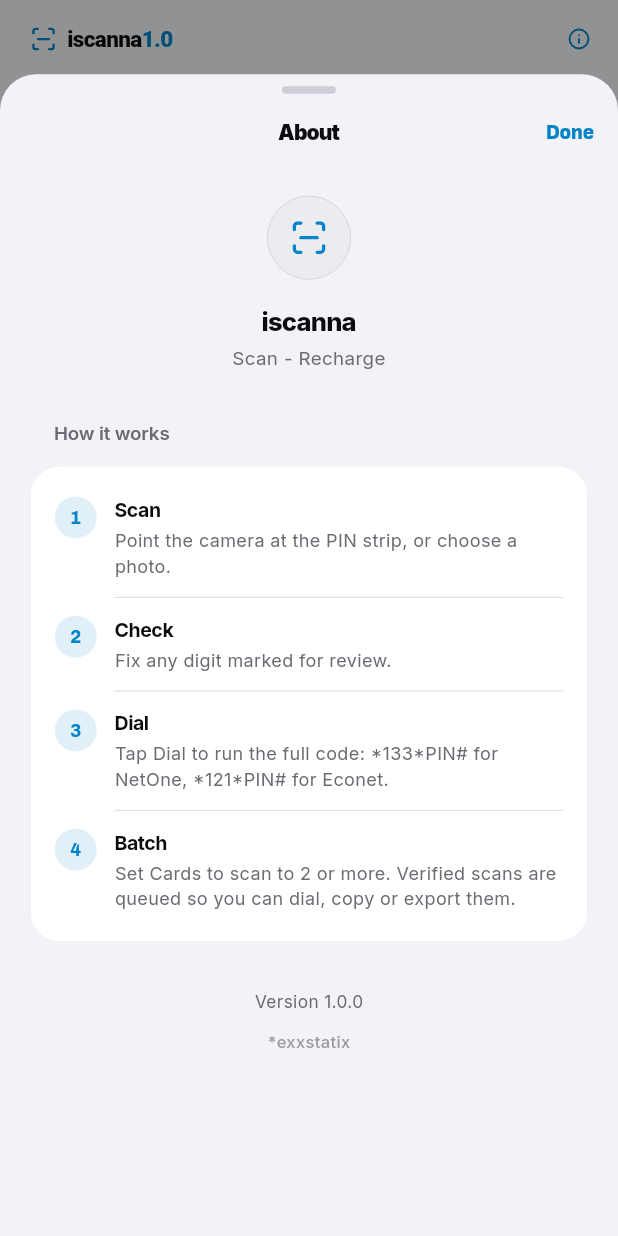
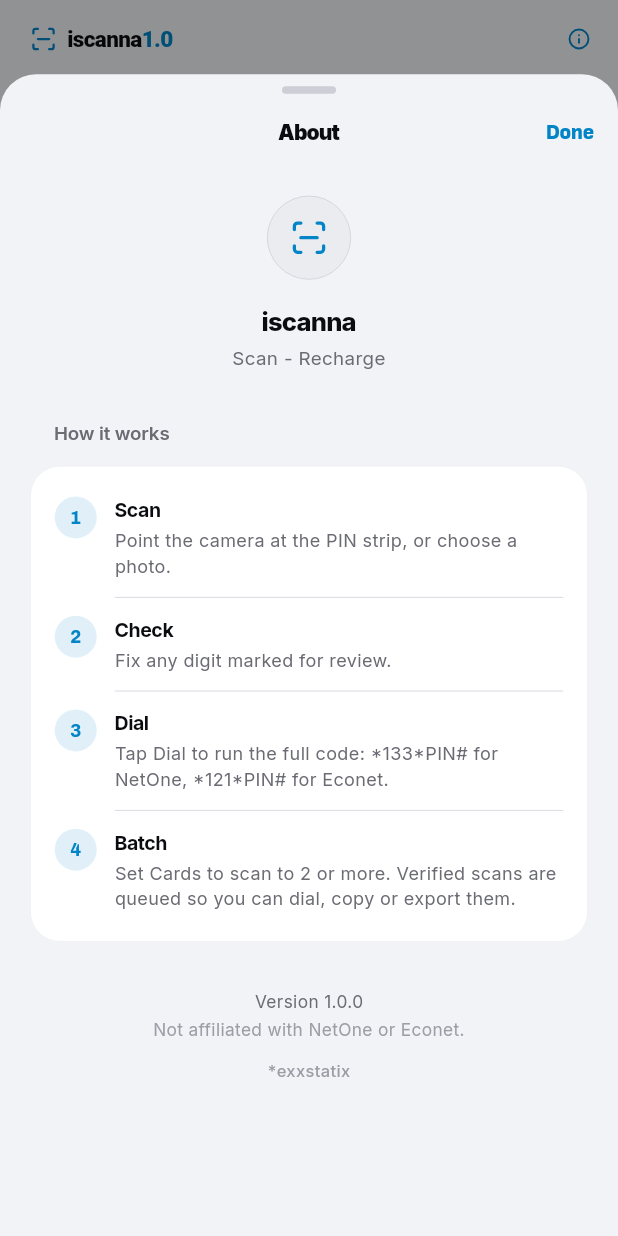
Before and after one commit to brandie-xxx/iscanna-v1.0, a Flutter app: the screen it shows after launch, after a tap on an icon or button, on a phone screen of 412 x 824 dp. Run offline on Flutter 3.47's test engine with Material 3 defaults, Android fonts, the phone set to English and light mode, and no system bars; our stand-ins replace camera, confetti, image_picker, lucide_icons_flutter, share_plus; missing offline and left inert: google_mlkit_text_recognition.

Commit message:
Prepare for Google Play and App Store release; launch kit
- Android release signing from key.properties or CI secrets (debug-key fallback);
  workflow option to build a signed Play bundle (.aab)
- iOS: iPhone-only, encryption question pre-answered
- About: 'Not affiliated with NetOne or Econet.'
- store/: Play icon, feature graphic, framed screenshots for Play (1080x1920) and
  App Store (1290x2796)
- docs/: privacy policy, store listing copy with privacy and rating answers, release
  checklist for both stores, marketing launch plan

Co-Authored-By: Claude Opus 5.5 <noreply@anthropic.com>
Claude-Session: https://claude.ai/code/session_01XtWghEjRpoRNAof9hKBBwM

```diff
--- a/lib/screens/about_sheet.dart
+++ b/lib/screens/about_sheet.dart
@@ -93,6 +93,14 @@ class AboutSheet extends StatelessWidget {
               ),
               const SizedBox(height: AppSpace.xxl),
               Center(child: Text('Version $kAppVersion', style: AppText.caption)),
+              const SizedBox(height: AppSpace.xs),
+              Center(
+                child: Text(
+                  'Not affiliated with NetOne or Econet.',
+                  textAlign: TextAlign.center,
+                  style: AppText.caption.copyWith(color: AppColors.textFaint),
+                ),
+              ),
               const AuthorFooter(top: 0),
             ],
           ),
```
Also changed, not shown: 22 other files.
